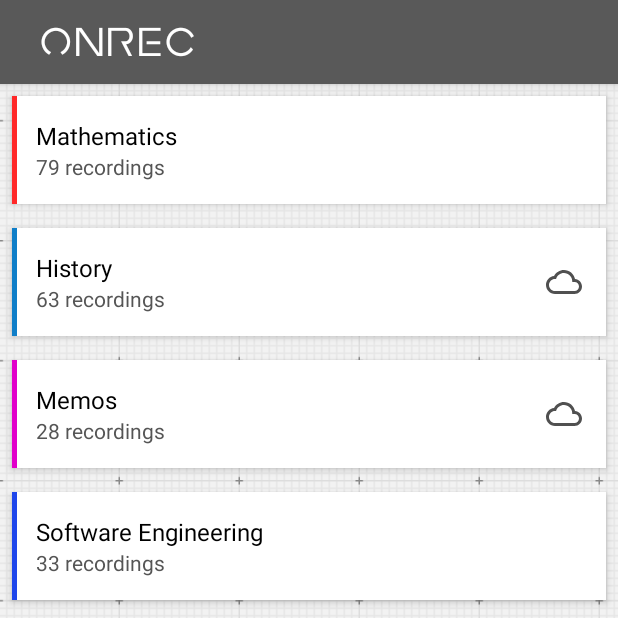
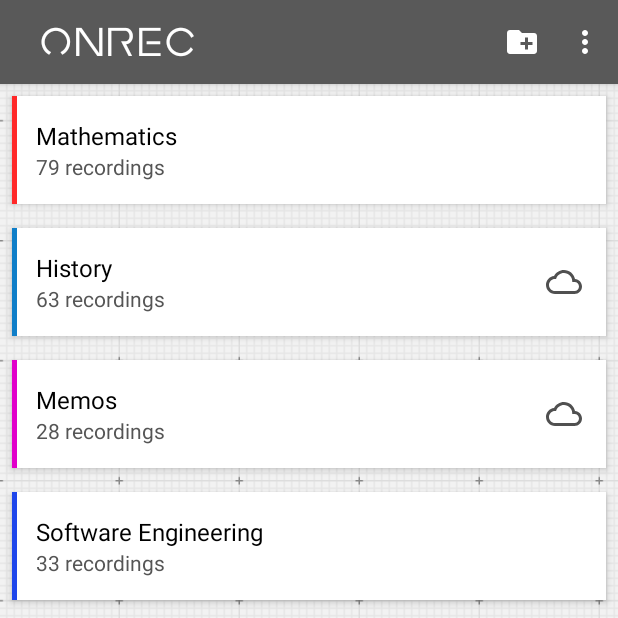
Before and after one commit to onVal/Capstone-Project, an Android app: the screen it shows after launch (MainActivity), on a phone screen of 412 x 824 dp, the top half of it. Run offline under Robolectric (Android 15) with nearby library versions, the phone set to English and light mode, and no system bars; our stand-ins replace ButterKnife.

Commit message:
Add Overflow menu and category action

```diff
--- a/app/src/main/java/com/onval/capstone/MainActivity.java
+++ b/app/src/main/java/com/onval/capstone/MainActivity.java
@@ -7,6 +7,7 @@ import android.support.v7.app.ActionBar;
 import android.support.v7.app.AppCompatActivity;
 import android.support.v7.widget.Toolbar;
 import android.view.LayoutInflater;
+import android.view.Menu;
 import android.view.View;
 import android.widget.TextView;
 
@@ -30,6 +31,12 @@ public class MainActivity extends AppCompatActivity {
         startActivity(intent);
     }
 
+    @Override
+    public boolean onCreateOptionsMenu(Menu menu) {
+        getMenuInflater().inflate(R.menu.menu_main, menu);
+        return true;
+    }
+
     private void setCustomTitle(@LayoutRes int resource) {
         ActionBar actionBar = getSupportActionBar();
         actionBar.setDisplayShowCustomEnabled(true);
--- /dev/null
+++ b/app/src/main/res/drawable/add_category.xml
@@ -0,0 +1,5 @@
+<vector android:height="24dp" android:tint="#FFFFFF"
+    android:viewportHeight="24.0" android:viewportWidth="24.0"
+    android:width="24dp" xmlns:android="http://schemas.android.com/apk/res/android">
+    <path android:fillColor="#FF000000" android:pathData="M20,6h-8l-2,-2L4,4c-1.11,0 -1.99,0.89 -1.99,2L2,18c0,1.11 0.89,2 2,2h16c1.11,0 2,-0.89 2,-2L22,8c0,-1.11 -0.89,-2 -2,-2zM19,14h-3v3h-2v-3h-3v-2h3L14,9h2v3h3v2z"/>
+</vector>
--- a/app/src/main/res/layout/actionbar_title.xml
+++ b/app/src/main/res/layout/actionbar_title.xml
@@ -9,7 +9,7 @@
         android:layout_marginStart="10dp"
         android:textSize="30sp"
         android:maxLines="1"
-        android:textColor="#fff"
+        android:textColor="@android:color/white"
         android:fontFamily="@font/earthorbiter"
         />
 
--- a/app/src/main/res/layout/activity_main.xml
+++ b/app/src/main/res/layout/activity_main.xml
@@ -18,11 +18,11 @@
         android:id="@+id/my_toolbar"
         android:layout_width="match_parent"
         android:layout_height="?attr/actionBarSize"
-        android:background="?attr/colorPrimary"
 
         android:elevation="4dp"
-        android:theme="@style/ThemeOverlay.AppCompat.ActionBar"
-        app:popupTheme="@style/ThemeOverlay.AppCompat.Light"/>
+
+        android:theme="@style/LightTheme.Toolbar"
+        app:popupTheme="@style/LightTheme.OverflowPopup"/>
 
     <fragment
         android:id="@+id/main_fragment"
--- a/app/src/main/res/menu/menu_main.xml
+++ b/app/src/main/res/menu/menu_main.xml
@@ -3,8 +3,16 @@
     xmlns:tools="http://schemas.android.com/tools"
     tools:context="com.onval.capstone.MainActivity">
     <item
+        android:id="@+id/action_add_category"
+        android:title="@string/settings"
+        android:icon="@drawable/add_category"
+        app:showAsAction="ifRoom"
+        />
+
+    <item
         android:id="@+id/action_settings"
-        android:title="@string/menu_title"
+        android:title="@string/settings"
         android:orderInCategory="100"
         app:showAsAction="never" />
+
 </menu>
--- a/app/src/main/res/values/strings.xml
+++ b/app/src/main/res/values/strings.xml
@@ -1,6 +1,9 @@
 <resources>
     <string name="app_name">onrec</string>
-    <string name="menu_title">Action</string>
+
+    <!-- Menu -->
+    <string name="settings">Settings</string>
+    <string name="add_category">Add category</string>
 
     <string name="starting_timer">00:00</string>
 </resources>
--- a/app/src/main/res/values/styles.xml
+++ b/app/src/main/res/values/styles.xml
@@ -1,7 +1,19 @@
 <resources>
-    <style name="LightTheme" parent="Theme.AppCompat.Light.NoActionBar">
+    <style name="LightTheme" parent="Theme.AppCompat.NoActionBar">
         <item name="colorPrimary">@color/colorPrimary</item>
         <item name="colorPrimaryDark">@color/colorPrimaryDark</item>
         <item name="colorAccent">@color/colorAccent</item>
     </style>
+
+    <style name="LightTheme.Toolbar" parent="ThemeOverlay.AppCompat.ActionBar">
+        <item name="android:background">@color/colorPrimary</item>
+    </style>
+
+    <style name="LightTheme.OverflowPopup" parent="ThemeOverlay.AppCompat.Light">
+        <item name="android:background">@android:color/white</item>
+        <item name="android:textColor">@android:color/black</item>
+
+    </style>
+
+
 </resources>
```
